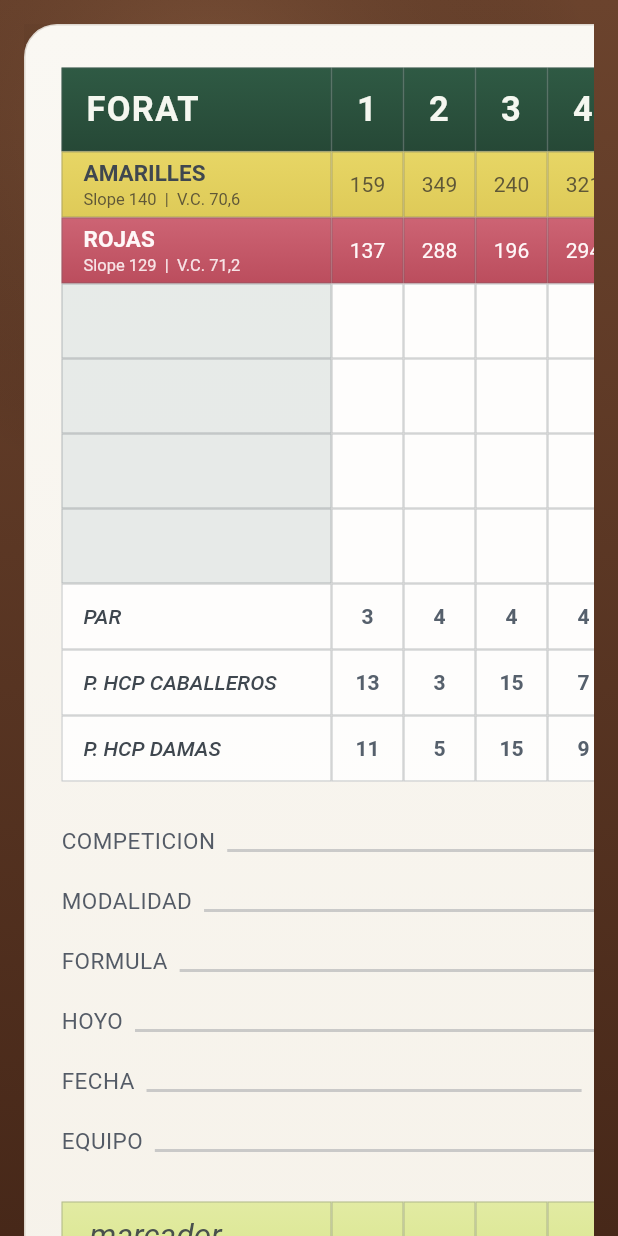
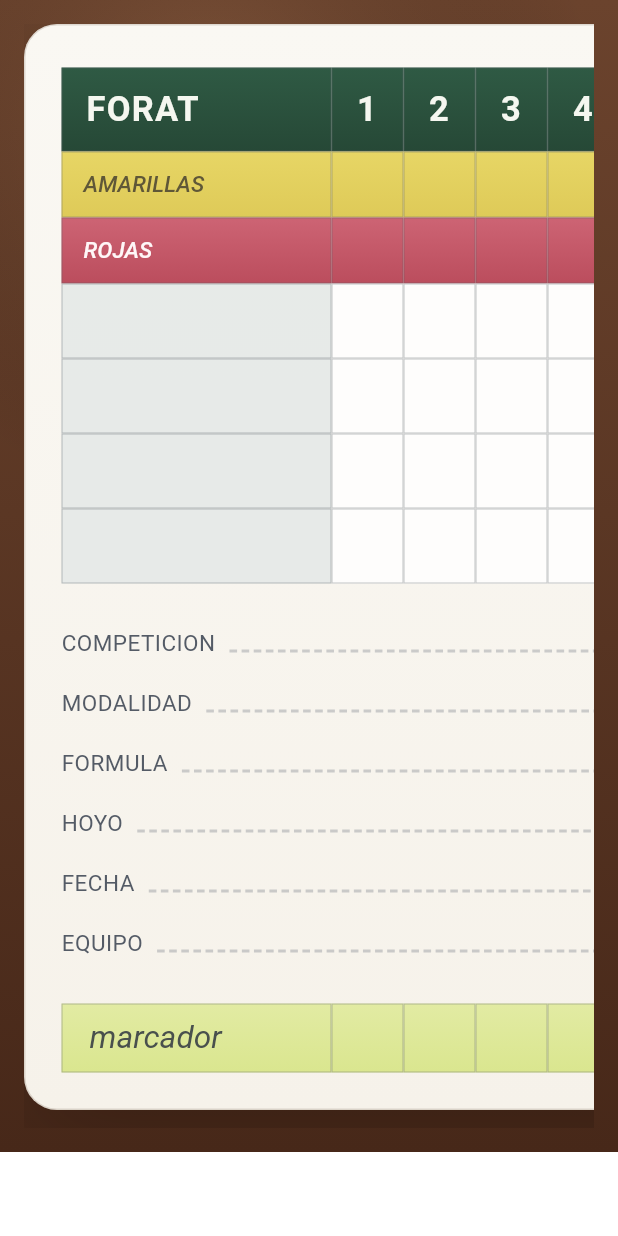
Before and after one commit to luistorres789321/FLUTTER-GOLF, a Flutter app: the screen it shows after launch, on a phone screen of 412 x 824 dp. Run offline on Flutter 3.47's test engine with Material 3 defaults, Android fonts, the light colour scheme and no system bars.

Commit message:
refine golf scorecard layout

```diff
--- a/lib/golf_scorecard_screen.dart
+++ b/lib/golf_scorecard_screen.dart
@@ -7,46 +7,20 @@ const _backNine = [10, 11, 12, 13, 14, 15, 16, 17, 18];
 const _summaryHeaders = ['TOTAL', 'HCP JUEGO', 'NETO'];
 const _emptySummary = ['', '', ''];
 
-const _teeRows = [
+const _guideRows = [
   _ScoreRowData(
-    label: 'AMARILLES',
-    subtitle: 'Slope 140  |  V.C. 70,6',
+    label: 'AMARILLAS',
     tone: _RowTone.yellow,
-    frontValues: [
-      '159',
-      '349',
-      '240',
-      '321',
-      '203',
-      '487',
-      '338',
-      '306',
-      '400',
-    ],
-    frontTotal: '2803',
-    backValues: ['159', '349', '240', '321', '203', '487', '338', '306', '400'],
-    backTotal: '2803',
-    summaryValues: ['5606', '', ''],
+    frontValues: ['', '', '', '', '', '', '', '', ''],
+    backValues: ['', '', '', '', '', '', '', '', ''],
+    summaryValues: _emptySummary,
   ),
   _ScoreRowData(
     label: 'ROJAS',
-    subtitle: 'Slope 129  |  V.C. 71,2',
     tone: _RowTone.red,
-    frontValues: [
-      '137',
-      '288',
-      '196',
-      '294',
-      '165',
-      '442',
-      '295',
-      '276',
-      '310',
-    ],
-    frontTotal: '2403',
-    backValues: ['137', '288', '196', '294', '165', '442', '295', '276', '310'],
-    backTotal: '2403',
-    summaryValues: ['4806', '', ''],
+    frontValues: ['', '', '', '', '', '', '', '', ''],
+    backValues: ['', '', '', '', '', '', '', '', ''],
+    summaryValues: _emptySummary,
   ),
 ];
 
@@ -85,38 +59,12 @@ const _playRows = [
   ),
 ];
 
-const _referenceRows = [
-  _ScoreRowData(
-    label: 'PAR',
-    frontValues: ['3', '4', '4', '4', '3', '5', '4', '4', '4'],
-    frontTotal: '35',
-    backValues: ['3', '4', '4', '4', '3', '5', '4', '4', '4'],
-    backTotal: '35',
-    summaryValues: ['70', '', ''],
-    valueWeight: FontWeight.w700,
-  ),
-  _ScoreRowData(
-    label: 'P. HCP CABALLEROS',
-    frontValues: ['13', '3', '15', '7', '17', '1', '9', '11', '5'],
-    backValues: ['14', '4', '16', '8', '18', '2', '10', '12', '6'],
-    summaryValues: _emptySummary,
-    valueWeight: FontWeight.w700,
-  ),
-  _ScoreRowData(
-    label: 'P. HCP DAMAS',
-    frontValues: ['11', '5', '15', '9', '17', '1', '13', '7', '3'],
-    backValues: ['12', '6', '16', '10', '18', '2', '14', '8', '4'],
-    summaryValues: _emptySummary,
-    valueWeight: FontWeight.w700,
-  ),
-];
-
 const _formFields = [
   _FormFieldData(label: 'COMPETICION'),
   _FormFieldData(label: 'MODALIDAD'),
   _FormFieldData(label: 'FORMULA'),
   _FormFieldData(label: 'HOYO'),
-  _FormFieldData(label: 'FECHA', secondLabel: 'HORA'),
+  _FormFieldData(label: 'FECHA'),
   _FormFieldData(label: 'EQUIPO'),
 ];
 
@@ -300,9 +248,8 @@ class _ScoreGrid extends StatelessWidget {
     return Column(
       children: [
         _GridHeaderRow(),
-        ..._teeRows.map(_GridDataRow.new),
+        ..._guideRows.map(_GridDataRow.new),
         ..._playRows.map(_GridDataRow.new),
-        ..._referenceRows.map(_GridDataRow.new),
       ],
     );
   }
@@ -437,6 +384,8 @@ class _LowerSection extends StatelessWidget {
           ),
         ),
         Expanded(
+          child: Padding(
+            padding: const EdgeInsets.only(left: 8),
             child: Row(
               crossAxisAlignment: CrossAxisAlignment.start,
               children: const [
@@ -444,6 +393,7 @@ class _LowerSection extends StatelessWidget {
                 SizedBox(width: 16),
                 SizedBox(width: 260, child: _PreferencesPanel()),
               ],
+            ),
           ),
         ),
       ],
@@ -472,12 +422,6 @@ class _FormLineRow extends StatelessWidget {
           Text(field.label, style: textStyle),
           const SizedBox(width: 8),
           const Expanded(child: _LineField()),
-          if (field.secondLabel != null) ...[
-            const SizedBox(width: 14),
-            Text(field.secondLabel!, style: textStyle),
-            const SizedBox(width: 8),
-            const Expanded(child: _LineField()),
-          ],
         ],
       ),
     );
@@ -490,16 +434,31 @@ class _LineField extends StatelessWidget {
   @override
   Widget build(BuildContext context) {
     return Transform.translate(
-      offset: const Offset(0, -3),
+      offset: const Offset(0, -4),
+      child: SizedBox(
+        height: 18,
+        child: LayoutBuilder(
+          builder: (context, constraints) {
+            final segmentCount = (constraints.maxWidth / 8).floor().clamp(
+              1,
+              300,
+            );
+
+            return Row(
+              children: List.generate(segmentCount, (index) {
+                return Expanded(
+                  child: Align(
+                    alignment: Alignment.bottomCenter,
                     child: Container(
-        height: 18,
-        decoration: const BoxDecoration(
-          border: Border(
-            bottom: BorderSide(
-              color: Color.fromRGBO(115, 120, 131, 0.34),
-              width: 2,
+                      height: 2,
+                      margin: const EdgeInsets.symmetric(horizontal: 1.5),
+                      color: const Color.fromRGBO(115, 120, 131, 0.34),
                     ),
                   ),
+                );
+              }),
+            );
+          },
         ),
       ),
     );
@@ -896,9 +855,6 @@ class _RowLabel extends StatelessWidget {
   Widget build(BuildContext context) {
     final primaryColor = row.tone == _RowTone.red
         ? const Color(0xFFFFF7F8)
-        : const Color(0xFF3F474F);
-    final secondaryColor = row.tone == _RowTone.red
-        ? const Color.fromRGBO(255, 247, 248, 0.88)
         : const Color(0xFF5F5737);
 
     if (row.label.isEmpty) {
@@ -914,25 +870,12 @@ class _RowLabel extends StatelessWidget {
           maxLines: 1,
           overflow: TextOverflow.ellipsis,
           style: TextStyle(
-            fontSize: row.subtitle == null ? 14 : 15,
-            fontWeight: row.subtitle == null
-                ? FontWeight.w500
-                : FontWeight.w700,
-            fontStyle: row.subtitle == null
-                ? FontStyle.italic
-                : FontStyle.normal,
+            fontSize: 15,
+            fontWeight: FontWeight.w500,
+            fontStyle: FontStyle.italic,
             color: primaryColor,
           ),
         ),
-        if (row.subtitle != null) ...[
-          const SizedBox(height: 2),
-          Text(
-            row.subtitle!,
-            maxLines: 1,
-            overflow: TextOverflow.ellipsis,
-            style: TextStyle(fontSize: 11, color: secondaryColor),
-          ),
-        ],
       ],
     );
   }
@@ -965,32 +908,26 @@ class _ScoreRowData {
     required this.label,
     required this.frontValues,
     required this.backValues,
-    this.subtitle,
-    this.frontTotal = '',
-    this.backTotal = '',
     this.summaryValues = _emptySummary,
     this.tone = _RowTone.base,
     this.height = 44,
-    this.valueWeight,
   });
 
   final String label;
-  final String? subtitle;
   final List<String> frontValues;
   final List<String> backValues;
-  final String frontTotal;
-  final String backTotal;
+  final String frontTotal = '';
+  final String backTotal = '';
   final List<String> summaryValues;
   final _RowTone tone;
   final double height;
-  final FontWeight? valueWeight;
+  final FontWeight? valueWeight = null;
 }
 
 class _FormFieldData {
-  const _FormFieldData({required this.label, this.secondLabel});
+  const _FormFieldData({required this.label});
 
   final String label;
-  final String? secondLabel;
 }
 
 class _PreferenceColumnData {
--- a/lib/main.dart
+++ b/lib/main.dart
@@ -19,6 +19,7 @@ class GolfScorecardApp extends StatelessWidget {
       theme: ThemeData(
         useMaterial3: true,
         scaffoldBackgroundColor: Colors.transparent,
+        fontFamily: 'Trebuchet MS',
         textTheme: ThemeData.light().textTheme.apply(
           bodyColor: textColor,
           displayColor: textColor,
```
Lines whose indentation alone changed are shown as unchanged.
